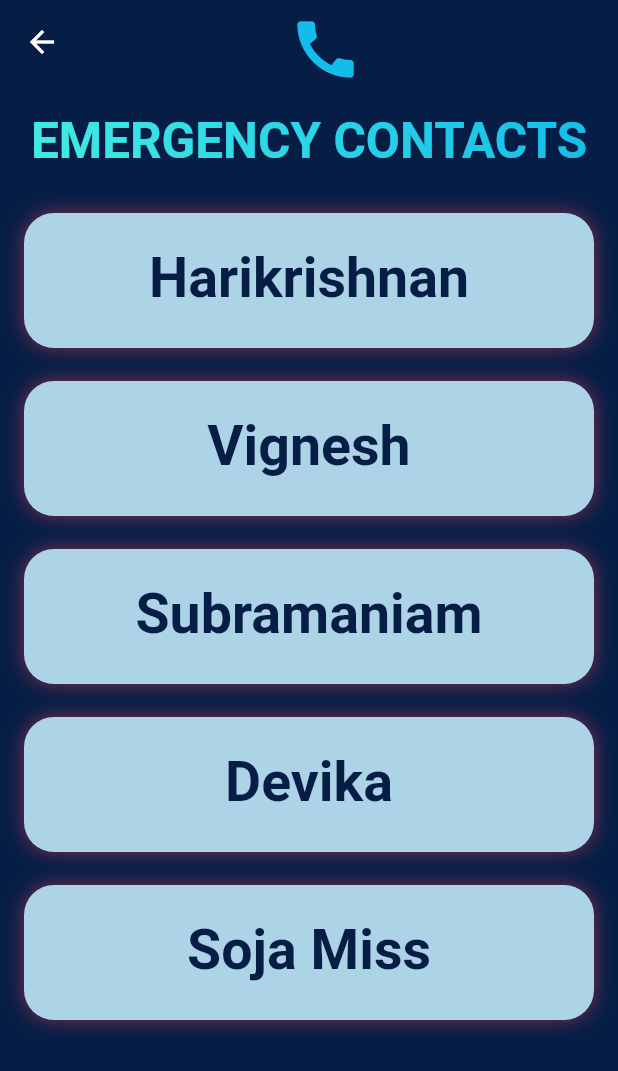
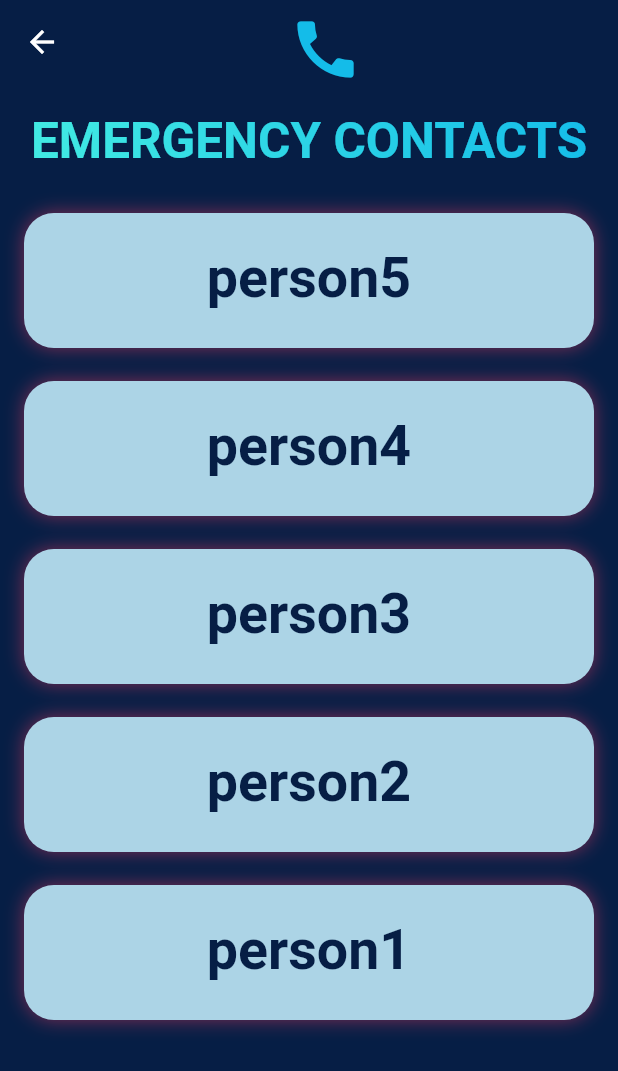
Before and after one commit to SubruCNS/Guidance_System_for_Visually_Impaired_FINAL, a Flutter app: the EmergencyContacts screen opened directly, on a phone screen of 412 x 824 dp. Shown: the top 1071 px of the screen. Run offline on Flutter 3.47's test engine with Material 2 defaults, Android fonts, the phone set to English and light mode, and no system bars; drawn by our look-alikes of simple_gradient_text; our stand-ins replace camera, firebase_core, flutter_tts, geolocator, google_maps_flutter, google_nav_bar and 1 more; missing offline and left inert: flutter_phone_direct_caller, tflite; accounts and stored records are empty; Roboto replaces fonts that are missing (SourceSansPro).

Commit message:
Update emergency_grid.dart

```diff
--- a/lib/pages/emergency_grid.dart
+++ b/lib/pages/emergency_grid.dart
@@ -9,11 +9,11 @@ class GridItem {
 }
 
 GridList Emergencygrid = GridList(grid: [
-  GridItem(title: 'Harikrishnan', path: 'gridimages/profile1.png'),
-  GridItem(title: 'Vignesh', path: 'gridimages/profile2.png'),
-  GridItem(title: 'Subramaniam', path: 'gridimages/profile3.png'),
-  GridItem(title: 'Devika', path: 'gridimages/profile4.png'),
-  GridItem(title: 'Soja Miss', path: 'gridimaages/profile6.png'),
+  GridItem(title: 'person5', path: 'gridimages/profile1.png'),
+  GridItem(title: 'person4', path: 'gridimages/profile2.png'),
+  GridItem(title: 'person3', path: 'gridimages/profile3.png'),
+  GridItem(title: 'person2', path: 'gridimages/profile4.png'),
+  GridItem(title: 'person1', path: 'gridimaages/profile6.png'),
 ]);
 
 class GridList {
```
